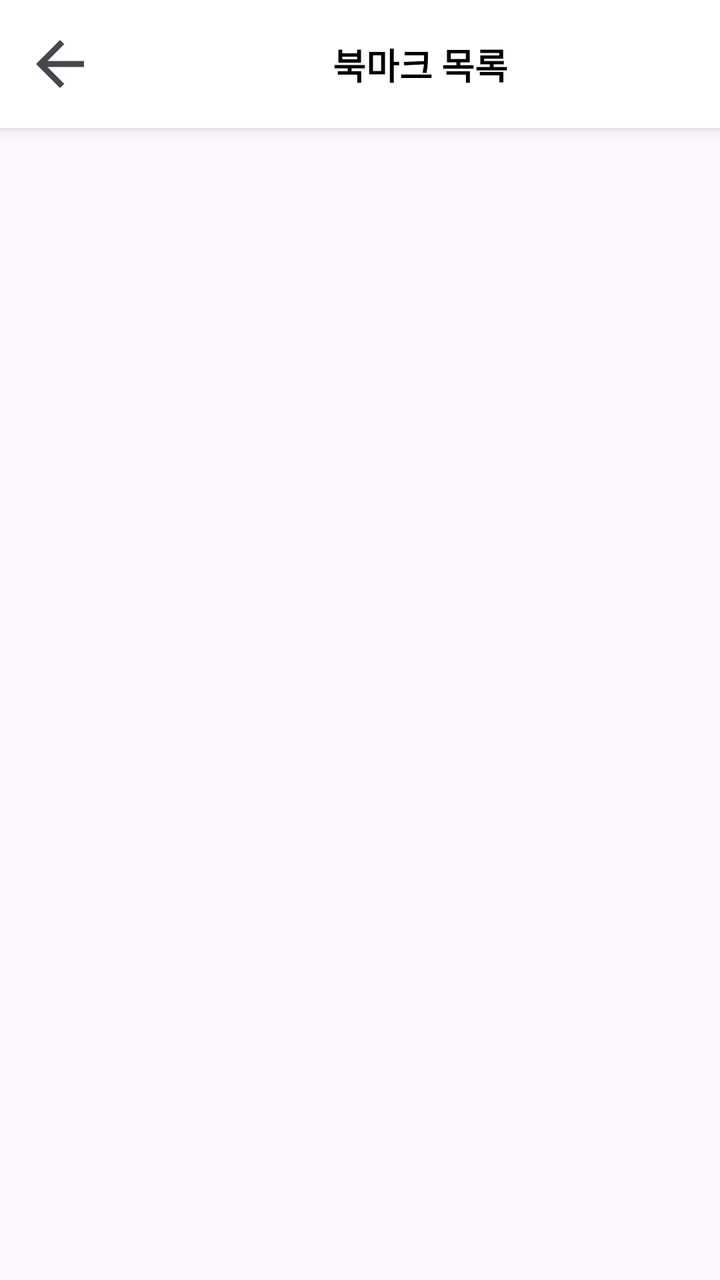
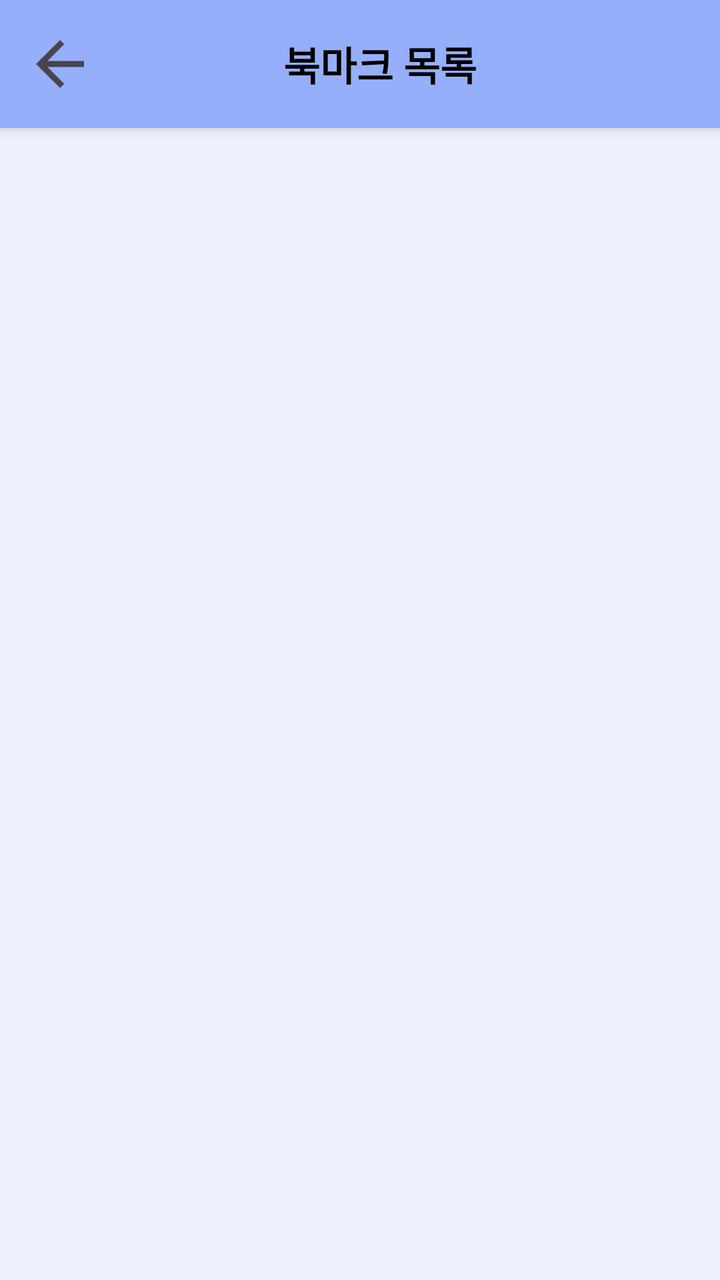

Two renders of the same Android screen: before a commit and after it. Below are the layout's source before the change and the commit's diff.
<!-- AndroidManifest.xml: application theme Theme.Lostfind -->
<!-- res/layout/activity_bookmark.xml -->
<?xml version="1.0" encoding="utf-8"?>
<androidx.constraintlayout.widget.ConstraintLayout xmlns:android="http://schemas.android.com/apk/res/android"
    xmlns:app="http://schemas.android.com/apk/res-auto"
    xmlns:tools="http://schemas.android.com/tools"
    android:layout_width="match_parent"
    android:layout_height="match_parent"
    tools:context=".BookmarkActivity">

    
    <androidx.constraintlayout.widget.ConstraintLayout
        android:id="@+id/toolbar"
        android:layout_width="match_parent"
        android:layout_height="?attr/actionBarSize"
        android:background="@android:color/white"
        android:elevation="4dp"
        app:layout_constraintTop_toTopOf="parent"
        app:layout_constraintStart_toStartOf="parent"
        app:layout_constraintEnd_toEndOf="parent">

        <ImageButton
            android:id="@+id/btn_back"
            android:layout_width="60dp"
            android:layout_height="60dp"
            android:padding="12dp"
            android:src="@drawable/left_arrow"
            android:background="?selectableItemBackgroundBorderless"
            android:contentDescription="뒤로가기"
            android:scaleType="centerCrop"
            app:layout_constraintStart_toStartOf="parent"
            app:layout_constraintTop_toTopOf="parent"
            app:layout_constraintBottom_toBottomOf="parent"/>

        <TextView
            android:id="@+id/tv_title"
            android:layout_width="wrap_content"
            android:layout_height="wrap_content"
            android:text="북마크 목록"
            android:textSize="18sp"
            android:textStyle="bold"
            android:textColor="@color/black"
            app:layout_constraintStart_toEndOf="@id/btn_back"
            app:layout_constraintEnd_toEndOf="parent"
            app:layout_constraintTop_toTopOf="parent"
            app:layout_constraintBottom_toBottomOf="parent"/>

    </androidx.constraintlayout.widget.ConstraintLayout>

    
    <androidx.recyclerview.widget.RecyclerView
        android:id="@+id/bookmark_recyclerview"
        android:layout_width="0dp"
        android:layout_height="0dp"
        app:layout_constraintTop_toBottomOf="@id/toolbar"
        app:layout_constraintBottom_toBottomOf="parent"
        app:layout_constraintStart_toStartOf="parent"
        app:layout_constraintEnd_toEndOf="parent"
        tools:listitem="@layout/list_item_post" />

    
    <TextView
        android:id="@+id/empty_bookmark_text"
        android:layout_width="wrap_content"
        android:layout_height="wrap_content"
        android:text="북마크된 게시물이 없습니다."
        android:visibility="gone"
        app:layout_constraintTop_toBottomOf="@id/toolbar"
        app:layout_constraintBottom_toBottomOf="parent"
        app:layout_constraintStart_toStartOf="parent"
        app:layout_constraintEnd_toEndOf="parent"
        tools:visibility="visible" />

</androidx.constraintlayout.widget.ConstraintLayout>
<!-- res/layout/list_item_post.xml (included above) -->
<?xml version="1.0" encoding="utf-8"?>
<androidx.cardview.widget.CardView xmlns:android="http://schemas.android.com/apk/res/android"
    xmlns:app="http://schemas.android.com/apk/res-auto"
    android:layout_width="match_parent"
    android:layout_height="wrap_content"
    android:layout_margin="8dp"
    app:cardCornerRadius="8dp">

    <LinearLayout
        android:layout_width="match_parent"
        android:layout_height="wrap_content"
        android:orientation="horizontal"
        android:padding="16dp">

        <ImageView
            android:id="@+id/post_image"
            android:layout_width="80dp"
            android:layout_height="80dp"
            android:scaleType="centerCrop"/>

        <LinearLayout
            android:layout_width="0dp"
            android:layout_height="wrap_content"
            android:layout_weight="1"
            android:orientation="vertical"
            android:layout_marginStart="16dp">

            <TextView
                android:id="@+id/post_title"
                android:layout_width="wrap_content"
                android:layout_height="wrap_content"
                android:text="에어팟 프로 찾았습니다"
                android:textSize="18sp"
                android:textStyle="bold" />

            <TextView
                android:id="@+id/post_location"
                android:layout_width="wrap_content"
                android:layout_height="wrap_content"
                android:text="숭실대학교 정보과학관"
                android:drawableStart="@drawable/ic_location"
                android:drawablePadding="4dp"/>

            <TextView
                android:id="@+id/post_date"
                android:layout_width="wrap_content"
                android:layout_height="wrap_content"
                android:text="2024년 10월 13일"
                android:drawableStart="@drawable/ic_date"
                android:drawablePadding="4dp"/>
        </LinearLayout>
    </LinearLayout>
</androidx.cardview.widget.CardView>
<!-- resources referenced by this layout -->
<resources>
  <color name="black">#FF000000</color>
  <!-- drawable ic_date (drawable) -->
  <vector xmlns:android="http://schemas.android.com/apk/res/android"
      android:width="24dp"
      android:height="24dp"
      android:viewportWidth="24.0"
      android:viewportHeight="24.0">
      <path
          android:fillColor="#FF000000"
          android:pathData="M9,11H7v2h2v-2zm4,0h-2v2h2v-2zm4,0h-2v2h2v-2zm2,-7h-1V2h-2v2H8V2H6v2H5c-1.11,0 -1.99,0.9 -1.99,2L3,20c0,1.1 0.89,2 2,2h14c1.1,0 2,-0.9 2,-2V6c0,-1.1 -0.9,-2 -2,-2zm0,16H5V9h14v11z"/>
  </vector>
  <!-- drawable ic_location (drawable) -->
  <vector xmlns:android="http://schemas.android.com/apk/res/android"
      android:width="24dp"
      android:height="24dp"
      android:viewportWidth="24.0"
      android:viewportHeight="24.0">
      <path
          android:fillColor="#FF000000"
          android:pathData="M12,2C8.13,2 5,5.13 5,9c0,5.25 7,13 7,13s7,-7.75 7,-13c0,-3.87 -3.13,-7 -7,-7zm0,9.5c-1.38,0 -2.5,-1.12 -2.5,-2.5s1.12,-2.5 2.5,-2.5 2.5,1.12 2.5,2.5 -1.12,2.5 -2.5,2.5z"/>
  </vector>
  <!-- drawable left_arrow (drawable) -->
  <?xml version="1.0" encoding="utf-8"?>
  <vector xmlns:android="http://schemas.android.com/apk/res/android"
      android:width="24dp"
      android:height="24dp"
      android:viewportWidth="24"
      android:viewportHeight="24"
      android:tint="?attr/colorControlNormal">  
  
      
      <path
          android:fillColor="@android:color/white"
          android:pathData="M20,11H7.83l5.59,-5.59L12,4l-8,8 8,8 1.41,-1.41L7.83,13H20v-2z"/>
  </vector>
  <style name="Theme.Lostfind" parent="Base.Theme.Lostfind" />
  <style name="Base.Theme.Lostfind" parent="Theme.Material3.DayNight.NoActionBar">
          
          
      </style>
</resources>

<!-- the commit's change to res/layout/activity_bookmark.xml (unified diff, before → after) -->
@@ -4,14 +4,15 @@
     xmlns:tools="http://schemas.android.com/tools"
     android:layout_width="match_parent"
     android:layout_height="match_parent"
-    tools:context=".BookmarkActivity">
+    tools:context=".BookmarkActivity"
+    android:background="@color/one">
 
     
     <androidx.constraintlayout.widget.ConstraintLayout
         android:id="@+id/toolbar"
         android:layout_width="match_parent"
         android:layout_height="?attr/actionBarSize"
-        android:background="@android:color/white"
+        android:background="@color/two"
         android:elevation="4dp"
         app:layout_constraintTop_toTopOf="parent"
         app:layout_constraintStart_toStartOf="parent"
@@ -34,8 +35,9 @@
             android:id="@+id/tv_title"
             android:layout_width="wrap_content"
             android:layout_height="wrap_content"
+            android:layout_marginRight="40dp"
             android:text="북마크 목록"
-            android:textSize="18sp"
+            android:textSize="20sp"
             android:textStyle="bold"
             android:textColor="@color/black"
             app:layout_constraintStart_toEndOf="@id/btn_back"
<!-- resource entries referenced after the edit -->
@@ -1,6 +1,8 @@
 <!-- resources referenced by this layout -->
 <resources>
   <color name="black">#FF000000</color>
+  <color name="one">#EEF1FB</color>
+  <color name="two">#96AFFB</color>
   <!-- drawable ic_date (drawable) -->
   <vector xmlns:android="http://schemas.android.com/apk/res/android"
       android:width="24dp"
